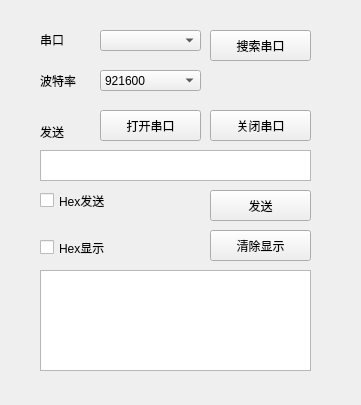
This is serial_log/widget.ui in atx-cc/cc_qt as Qt 5 draws it before an edit. The edited form follows.
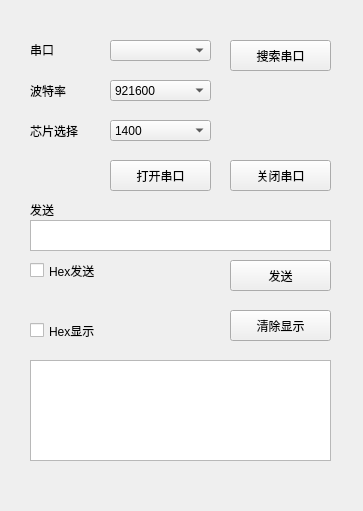
This is the edited form.

Commit message: feat: load ramrun ok

The edit to the form file:
```diff
--- a/serial_log/widget.ui
+++ b/serial_log/widget.ui
@@ -9,8 +9,8 @@
    <rect>
     <x>0</x>
     <y>0</y>
-    <width>361</width>
-    <height>405</height>
+    <width>363</width>
+    <height>511</height>
    </rect>
   </property>
   <property name="windowTitle">
@@ -19,8 +19,8 @@
   <widget class="QLabel" name="serial_label">
    <property name="geometry">
     <rect>
-     <x>40</x>
-     <y>30</y>
+     <x>30</x>
+     <y>40</y>
      <width>54</width>
      <height>20</height>
     </rect>
@@ -32,8 +32,8 @@
   <widget class="QLabel" name="baudrate_label">
    <property name="geometry">
     <rect>
-     <x>40</x>
-     <y>70</y>
+     <x>30</x>
+     <y>80</y>
      <width>54</width>
      <height>21</height>
     </rect>
@@ -45,8 +45,8 @@
   <widget class="QComboBox" name="serial_select">
    <property name="geometry">
     <rect>
-     <x>100</x>
-     <y>30</y>
+     <x>110</x>
+     <y>40</y>
      <width>101</width>
      <height>21</height>
     </rect>
@@ -55,8 +55,8 @@
   <widget class="QComboBox" name="baudrate_select">
    <property name="geometry">
     <rect>
-     <x>100</x>
-     <y>70</y>
+     <x>110</x>
+     <y>80</y>
      <width>101</width>
      <height>21</height>
     </rect>
@@ -75,8 +75,8 @@
   <widget class="QPushButton" name="serial_on_button">
    <property name="geometry">
     <rect>
-     <x>100</x>
-     <y>110</y>
+     <x>110</x>
+     <y>160</y>
      <width>101</width>
      <height>31</height>
     </rect>
@@ -88,8 +88,8 @@
   <widget class="QPushButton" name="serial_off_button">
    <property name="geometry">
     <rect>
-     <x>210</x>
-     <y>110</y>
+     <x>230</x>
+     <y>160</y>
      <width>101</width>
      <height>31</height>
     </rect>
@@ -101,8 +101,8 @@
   <widget class="QPushButton" name="search_button">
    <property name="geometry">
     <rect>
-     <x>210</x>
-     <y>30</y>
+     <x>230</x>
+     <y>40</y>
      <width>101</width>
      <height>31</height>
     </rect>
@@ -117,8 +117,8 @@
    </property>
    <property name="geometry">
     <rect>
-     <x>210</x>
-     <y>230</y>
+     <x>230</x>
+     <y>310</y>
      <width>101</width>
      <height>31</height>
     </rect>
@@ -136,8 +136,8 @@
   <widget class="QPushButton" name="sendButton">
    <property name="geometry">
     <rect>
-     <x>210</x>
-     <y>190</y>
+     <x>230</x>
+     <y>260</y>
      <width>101</width>
      <height>31</height>
     </rect>
@@ -149,8 +149,8 @@
   <widget class="QCheckBox" name="hex_send">
    <property name="geometry">
     <rect>
-     <x>40</x>
-     <y>190</y>
+     <x>30</x>
+     <y>260</y>
      <width>161</width>
      <height>21</height>
     </rect>
@@ -162,9 +162,9 @@
   <widget class="QTextEdit" name="send_text">
    <property name="geometry">
     <rect>
-     <x>40</x>
-     <y>150</y>
-     <width>271</width>
+     <x>30</x>
+     <y>220</y>
+     <width>301</width>
      <height>31</height>
     </rect>
    </property>
@@ -172,8 +172,8 @@
   <widget class="QCheckBox" name="hex_display">
    <property name="geometry">
     <rect>
-     <x>40</x>
-     <y>237</y>
+     <x>30</x>
+     <y>320</y>
      <width>101</width>
      <height>21</height>
     </rect>
@@ -185,9 +185,9 @@
   <widget class="QLabel" name="label">
    <property name="geometry">
     <rect>
-     <x>40</x>
-     <y>122</y>
-     <width>54</width>
+     <x>30</x>
+     <y>200</y>
+     <width>51</width>
      <height>20</height>
     </rect>
    </property>
@@ -198,13 +198,41 @@
   <widget class="QPlainTextEdit" name="result_text">
    <property name="geometry">
     <rect>
-     <x>40</x>
-     <y>270</y>
-     <width>271</width>
+     <x>30</x>
+     <y>360</y>
+     <width>301</width>
      <height>101</height>
     </rect>
    </property>
   </widget>
+  <widget class="QLabel" name="label_2">
+   <property name="geometry">
+    <rect>
+     <x>30</x>
+     <y>120</y>
+     <width>71</width>
+     <height>21</height>
+    </rect>
+   </property>
+   <property name="text">
+    <string>芯片选择</string>
+   </property>
+  </widget>
+  <widget class="QComboBox" name="chip_version_select">
+   <property name="geometry">
+    <rect>
+     <x>110</x>
+     <y>120</y>
+     <width>101</width>
+     <height>21</height>
+    </rect>
+   </property>
+   <item>
+    <property name="text">
+     <string>1400</string>
+    </property>
+   </item>
+  </widget>
  </widget>
  <resources/>
  <connections/>
```
The commit also changes 1 other file.
